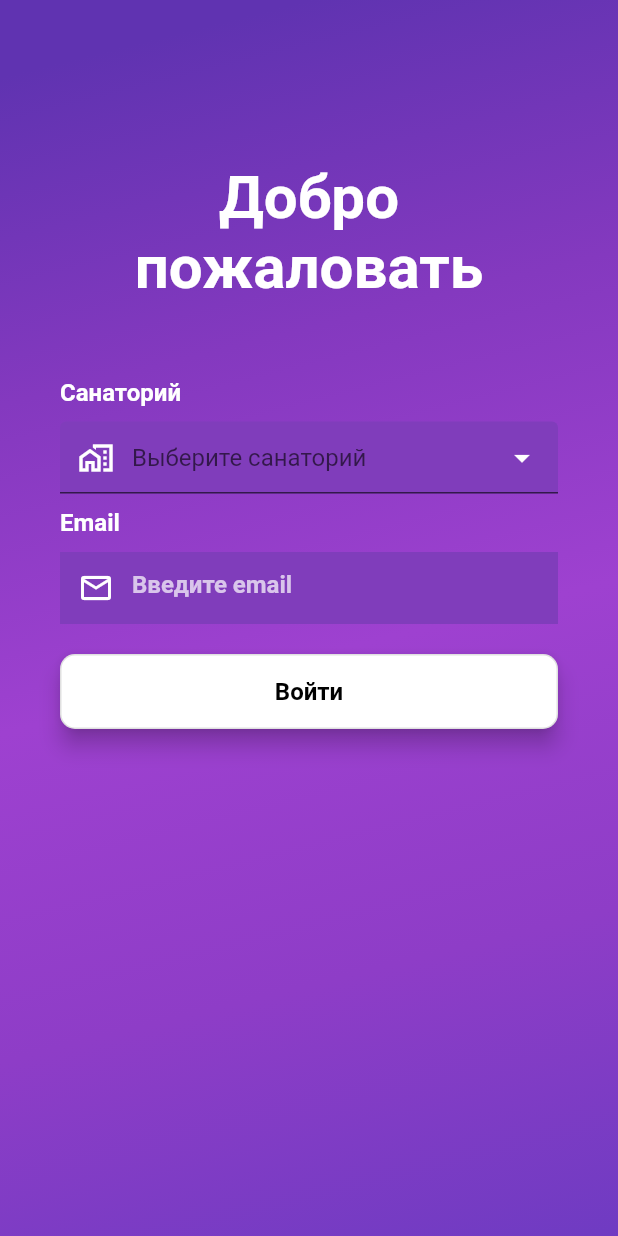
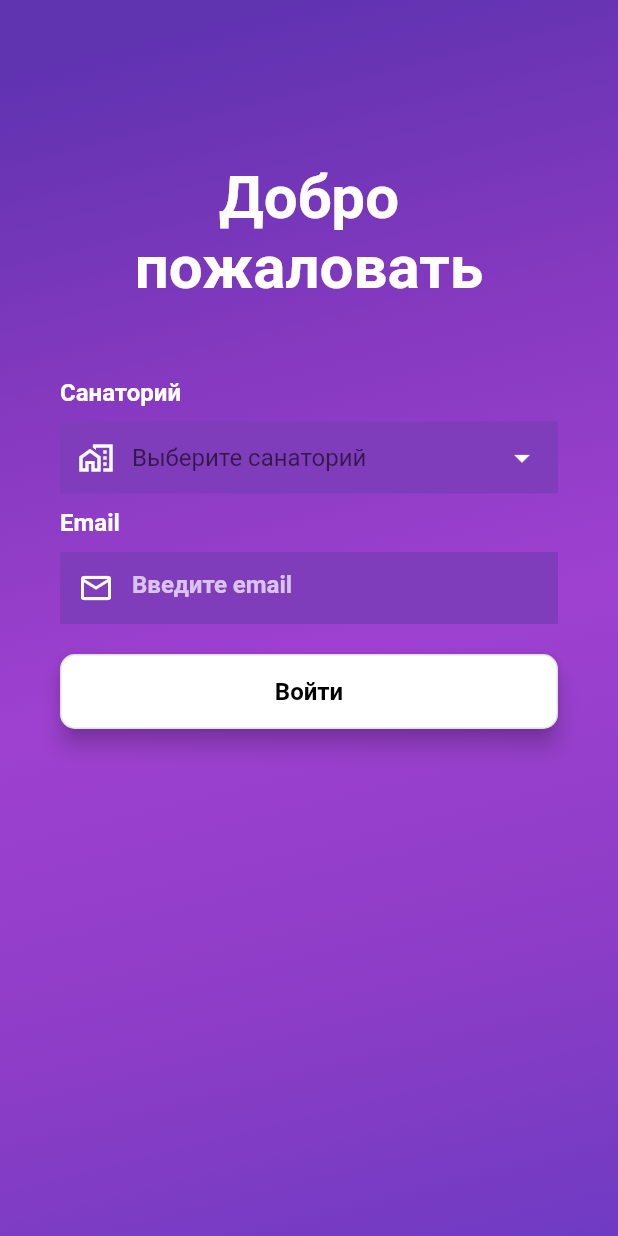
Before and after one commit to vivatNikolay/untitled, a Flutter app: the screen it shows after launch, on a phone screen of 412 x 824 dp. Run offline on Flutter 3.47's test engine with Material 2 defaults, Android fonts, the light colour scheme and no system bars; our stand-ins replace fluttertoast, hive, hive_flutter, table_calendar; accounts and stored records are empty; Roboto replaces fonts that are missing (PT-Sans, PTSans).

Commit message:
fix bugs

```diff
--- a/lib/src/pages/login.dart
+++ b/lib/src/pages/login.dart
@@ -14,12 +14,27 @@ class LoginScreen extends StatefulWidget {
 
 class _LoginScreenState extends State<LoginScreen> {
 
-  final HttpController _httpController = HttpController.instance;
-  TextEditingController inputController = TextEditingController();
+  late final HttpController _httpController;
+  late TextEditingController inputController;
   var _sanatoriumName;
   bool _textFieldEmpty = false;
   bool _dropDownFieldEmpty = false;
+  bool _isButtonActive = true;
 
+  @override
+  void initState() {
+    super.initState();
+
+    _httpController = HttpController.instance;
+    inputController = TextEditingController();
+    inputController.addListener(() {
+      if (inputController.text.isNotEmpty) {
+        setState(() {
+          _isButtonActive = true;
+        });
+      }
+    });
+  }
 
   @override
   Widget build(BuildContext context) {
@@ -133,6 +148,11 @@ class _LoginScreenState extends State<LoginScreen> {
         iconDisabledColor: Colors.white70,
         dropdownColor: const Color(0xFF803DBB),
         decoration: InputDecoration(
+          border: _dropDownFieldEmpty ?
+            const UnderlineInputBorder(
+              borderSide: BorderSide(color: Color(0xFFBA1818), width: 1),
+            )
+            : InputBorder.none,
           filled: true,
           fillColor: const Color(0xFF803DBB),
           prefixIcon: prefixedIcon,
@@ -143,9 +163,6 @@ class _LoginScreenState extends State<LoginScreen> {
             fontFamily: 'PTSans',
           ),
           errorText: _dropDownFieldEmpty ? 'Это поле не может быть пустым' : null,
-          errorBorder: const UnderlineInputBorder(
-            borderSide: BorderSide(color: Color(0xFFBA1818), width: 1),
-          ),
           errorStyle: const TextStyle(
             fontWeight: FontWeight.bold,
             color: Color(0xFFBA1818),
@@ -155,6 +172,7 @@ class _LoginScreenState extends State<LoginScreen> {
           if (newValue != null) {
             setState(() {
               _sanatoriumName = newValue;
+              _isButtonActive = true;
             });
           }
         },
@@ -174,7 +192,11 @@ class _LoginScreenState extends State<LoginScreen> {
         cursorWidth: 2,
         style: const TextStyle(color: Colors.white),
         decoration: InputDecoration(
-          border: InputBorder.none,
+          border: _textFieldEmpty ?
+            const UnderlineInputBorder(
+              borderSide: BorderSide(color: Color(0xFFBA1818), width: 1),
+            )
+            : InputBorder.none,
           filled: true,
           fillColor: const Color(0xFF803DBB),
           prefixIcon: prefixedIcon,
@@ -185,9 +207,6 @@ class _LoginScreenState extends State<LoginScreen> {
             fontFamily: 'PTSans',
           ),
           errorText: _textFieldEmpty ? 'Это поле не может быть пустым' : null,
-          errorBorder: const UnderlineInputBorder(
-            borderSide: BorderSide(color: Color(0xFFBA1818), width: 1),
-          ),
           errorStyle: const TextStyle(
             fontWeight: FontWeight.bold,
             color: Color(0xFFBA1818),
@@ -202,18 +221,14 @@ class _LoginScreenState extends State<LoginScreen> {
       height: 50,
       width: double.infinity,
       child: OutlinedButton(
-        style: ButtonStyle(
-          backgroundColor: MaterialStateProperty.all(
-            Colors.white,
-          ),
-          elevation: MaterialStateProperty.all(6),
-          shape: MaterialStateProperty.all(
-            const RoundedRectangleBorder(
+        style: OutlinedButton.styleFrom(
+          backgroundColor: Colors.white,
+          elevation: 6,
+          shape: const RoundedRectangleBorder(
               borderRadius: BorderRadius.all(
                 Radius.circular(10),
               ),
             ),
-          ),
         ),
         child: const Text(
           'Войти',
@@ -224,21 +239,23 @@ class _LoginScreenState extends State<LoginScreen> {
             color: Colors.black,
           ),
         ),
-        onPressed: () async {
+        onPressed: _isButtonActive ? () async {
           setState(() {
-            inputController.text.isEmpty ? _textFieldEmpty = true : _textFieldEmpty = false;
+            inputController.text.trim().isEmpty ? _textFieldEmpty = true : _textFieldEmpty = false;
             _sanatoriumName == null ? _dropDownFieldEmpty = true : _dropDownFieldEmpty = false;
+            _isButtonActive = false;
           });
           if (_sanatoriumName != null && inputController.text.isNotEmpty) {
             _checkLogin();
           }
-        },
+        }
+        : null,
       ),
     );
   }
 
   Future<void> _checkLogin() async {
-    _httpController.init(_sanatoriumName, inputController.text);
+    _httpController.init(_sanatoriumName, inputController.text.trim());
       await Future.delayed(const Duration(seconds: 1));
       if (_httpController.isSuccess()) {
         Navigator.of(context).pushReplacement(
--- a/lib/src/services/assignment_service.dart
+++ b/lib/src/services/assignment_service.dart
@@ -8,8 +8,6 @@ final HttpController _httpController = HttpController.instance;
 
 final kToday = DateTime.now();
 final kTomorrow = DateTime(kToday.year, kToday.month, kToday.day + 1);
-final kFirstDay = DateTime(kToday.year, kToday.month - 3, kToday.day);
-final kLastDay = DateTime(kToday.year, kToday.month + 3, kToday.day);
 
 List<AssignmentBean> getAssignmentsByDay(DateTime day) {
   List<AssignmentBean> assignmentBeans = [];
```
Also changed, not shown: lib/src/pages/tabs/calendar.dart (+8 -5 lines).
